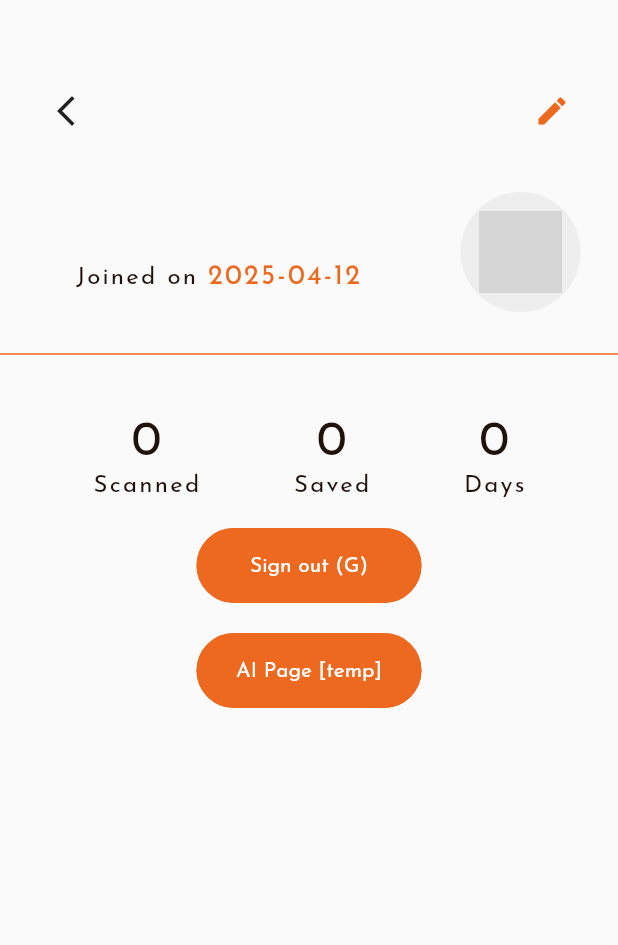
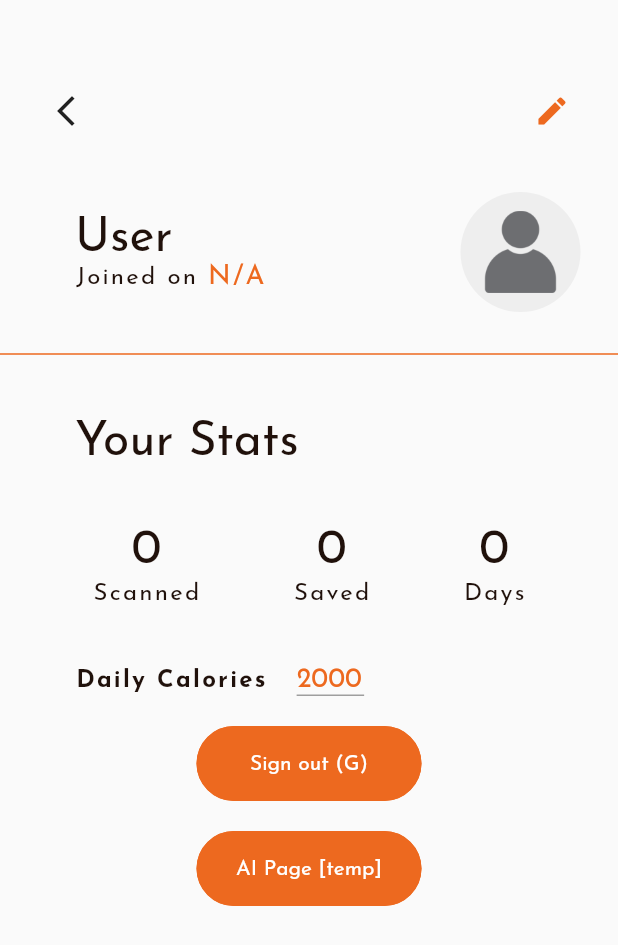
Before and after one commit to Shreyansh-Gangwar/app_web_v1, a Flutter app: the ProfilePage screen opened by its route, on a phone screen of 412 x 824 dp. Shown: the top 945 px of the screen. Run offline on Flutter 3.47's test engine with Material 3 defaults, Android fonts, the phone set to English and light mode, and no system bars; our stand-ins replace cloud_firestore, firebase_auth, firebase_core, flutter_spinkit, google_fonts, google_sign_in; accounts and stored records are empty; grey boxes are pictures that could not be loaded.

Commit message:
[BACKEND] Update Firestore user data structure; add dailyCalories field and implement updateUserData method; [UI] Modify home and profile pages for improved data handling and user experience

```diff
--- a/lib/main.dart
+++ b/lib/main.dart
@@ -7,15 +7,15 @@
 import 'package:app_web_v1/utilities/theme.dart';
 import 'package:flutter/material.dart';
 import 'package:firebase_core/firebase_core.dart';
-import 'package:flutter_dotenv/flutter_dotenv.dart';
+// import 'package:flutter_dotenv/flutter_dotenv.dart';
 import 'pages/home_page.dart';
 import 'package:provider/provider.dart';
-import 'package:google_generative_ai/google_generative_ai.dart';
+// import 'package:google_generative_ai/google_generative_ai.dart';
 
 Future<void> main() async {
-  await dotenv.load(fileName: ".env");
-  final apiKey = dotenv.env['GOOGLE_API_KEY'];
-  final model = GenerativeModel(model: '', apiKey: apiKey ?? 'default_api_key');
+  // await dotenv.load(fileName: "services/.env");
+  // final apiKey = dotenv.env['GOOGLE_API_KEY'];
+  // final model = GenerativeModel(model: '', apiKey: apiKey ?? 'default_api_key');
   WidgetsFlutterBinding.ensureInitialized();
   await Firebase.initializeApp(options: DefaultFirebaseOptions.currentPlatform);
   runApp(
--- a/lib/pages/home_page.dart
+++ b/lib/pages/home_page.dart
@@ -164,7 +164,7 @@
                     ),
                     const SizedBox(height: 30),
                     Text(
-                      '1000/2500',
+                      '1000/${userData?['dailyCalories'] ?? '2000'}',
                       style: Theme.of(context).textTheme.titleLarge!.copyWith(
                         fontSize: 24,
                         fontWeight: FontWeight.w900,
--- a/lib/pages/profile_page.dart
+++ b/lib/pages/profile_page.dart
@@ -1,3 +1,4 @@
+import 'package:app_web_v1/pages/splash_screen.dart';
 import 'package:app_web_v1/services/firebase_auth.dart';
 import 'package:app_web_v1/services/firestore.dart';
 import 'package:app_web_v1/utilities/colors.dart';
@@ -22,17 +23,27 @@
   String joiningDate = 'N/A';
   Timestamp joiningDateTimestamp = Timestamp.now();
   int daysCount = 0;
+  final FocusNode _caloriesFocusNode = FocusNode();
 
   @override
   void initState() {
     super.initState();
     _initializeState();
+    _caloriesFocusNode.addListener(() {
+      setState(() {});
+    });
+  }
+
+  @override
+  void dispose() {
+    _caloriesFocusNode.dispose();
+    super.dispose();
   }
 
   Future<void> _initializeState() async {
     isLoggedIn = await AuthMethod().isLoggedIn();
     if (isLoggedIn) {
-      userData = await Firestore().getUserData();
+      userData = SplashScreen.userData;
       if (userData != null) {
         userName = userData!['name'];
         Timestamp joiningDateTimestamp = userData!['joiningDate'];
@@ -41,20 +52,20 @@
             DateTime.now().difference(joiningDateTimestamp.toDate()).inDays;
       }
     }
+
     setState(() {});
   }
 
   @override
   Widget build(BuildContext context) {
     return Scaffold(
-      body: Center(
-        child: isLoggedIn ? _buildProfileContent() : _buildSignInButton(),
-      ),
+      body: Center(child: isLoggedIn ? _buildProfileContent() : _buildSignIn()),
     );
   }
 
   Widget _buildProfileContent() {
     return Column(
+      crossAxisAlignment: CrossAxisAlignment.start,
       children: [
         const SizedBox(height: 50),
         Padding(
@@ -111,9 +122,20 @@
         const SizedBox(height: 20),
         Divider(color: AppColor.brand500, thickness: 1),
         const SizedBox(height: 35),
+        Padding(
+          padding: const EdgeInsets.only(left: 50.0),
+          child: Text(
+            'Your Stats',
+            style: Theme.of(context).textTheme.titleLarge,
+          ),
+        ),
+        const SizedBox(height: 40),
         _buildStats(),
+        const SizedBox(height: 40),
+        _buildDailyCalories(),
         const SizedBox(height: 20),
-        Button(
+        Center(
+          child: Button(
             text: const Text(
               'Sign out (G)',
               style: TextStyle(color: Colors.white),
@@ -126,13 +148,16 @@
               });
             },
           ),
+        ),
         SizedBox(height: 20),
-        Button(
+        Center(
+          child: Button(
             text: const Text(
               'AI Page [temp]',
               style: TextStyle(color: Colors.white),
             ),
             onTap: () => Navigator.of(context).pushNamed(AppRoutes.ai),
+          ),
         ),
       ],
     );
@@ -159,13 +184,80 @@
     );
   }
 
-  Widget _buildSignInButton() {
-    return Button(
-      text: const Text('Sign in (G)', style: TextStyle(color: Colors.white)),
+  Widget _buildDailyCalories() {
+    return Row(
+      children: [
+        const SizedBox(width: 50),
+        // Label for daily calories
+        Text(
+          'Daily Calories',
+          style: Theme.of(
+            context,
+          ).textTheme.labelSmall!.copyWith(fontWeight: FontWeight.bold),
+        ),
+        const SizedBox(width: 20),
+        // Input field for daily calories
+        SizedBox(
+          width: 45,
+          child: TextField(
+            controller: TextEditingController(
+              text: userData?['dailyCalories']?.toString() ?? '2000',
+            ),
+            keyboardType: TextInputType.number,
+            onChanged: (value) {
+              // Update daily calories in Firestore
+              Firestore().updateUserData(
+                'dailyCalories',
+                int.tryParse(value) ?? 2000,
+              );
+              SplashScreen.userData?['dailyCalories'] =
+                  int.tryParse(value) ?? 2000;
+            },
+            focusNode: _caloriesFocusNode,
+            decoration: InputDecoration(
+              isDense: true,
+              contentPadding: const EdgeInsets.only(bottom: 2),
+              hintText: '2000',
+              hintStyle: Theme.of(context).textTheme.labelLarge!.copyWith(
+                color:
+                    _caloriesFocusNode.hasFocus
+                        ? Colors.grey
+                        : AppColor.brand500,
+              ),
+              enabledBorder: const UnderlineInputBorder(
+                borderSide: BorderSide(color: Colors.grey),
+              ),
+              focusedBorder: const UnderlineInputBorder(
+                borderSide: BorderSide(color: Colors.orange),
+              ),
+            ),
+            style: Theme.of(context).textTheme.labelLarge,
+          ),
+        ),
+      ],
+    );
+  }
+
+  Widget _buildSignIn() {
+    return Column(
+      mainAxisAlignment: MainAxisAlignment.center,
+      children: [
+        const Text('Please sign in to view your profile'),
+        const SizedBox(height: 20),
+        Button(
+          text: const Text(
+            'Sign in with Google',
+            style: TextStyle(color: Colors.white),
+          ),
           onTap: () async {
             await AuthMethod().signinwithGoogle(context);
+            setState(() {
+              isLoggedIn = true;
               _initializeState();
+            });
           },
+        ),
+      ],
     );
   }
 }
--- a/lib/pages/splash_screen.dart
+++ b/lib/pages/splash_screen.dart
@@ -22,6 +22,7 @@
   static bool isLoggedIn = false;
   static Map<String, dynamic>? userData;
 
+  @override
   void initState() {
     super.initState();
     _initializeState();
--- a/lib/services/firestore.dart
+++ b/lib/services/firestore.dart
@@ -40,9 +40,10 @@
         .collection('users')
         .doc(FirebaseAuth.instance.currentUser!.uid)
         .set({
-          'name': 'test',
+          'name': 'User',
           'scannedCount': 0,
           'savedCount': 0,
+          'dailyCalories': 2000,
           'joiningDate': Timestamp.now(),
         })
         .then((value) {
@@ -67,4 +68,13 @@
         .then((value) => log("Data sent"))
         .catchError((error) => log("Failed to send data: $error"));
   }
+
+  updateUserData(String field, dynamic value) {
+    _firestore
+        .collection('users')
+        .doc(FirebaseAuth.instance.currentUser!.uid)
+        .update({field: value})
+        .then((value) => log("User data updated"))
+        .catchError((error) => log("Failed to update user data: $error"));
+  }
 }
--- a/lib/widgets/container.dart
+++ b/lib/widgets/container.dart
@@ -1,4 +1,3 @@
-import 'package:app_web_v1/utilities/colors.dart';
 import 'package:flutter/material.dart';
 
 class AppContainer extends StatelessWidget {
```
Lines whose indentation alone changed are shown as unchanged.
